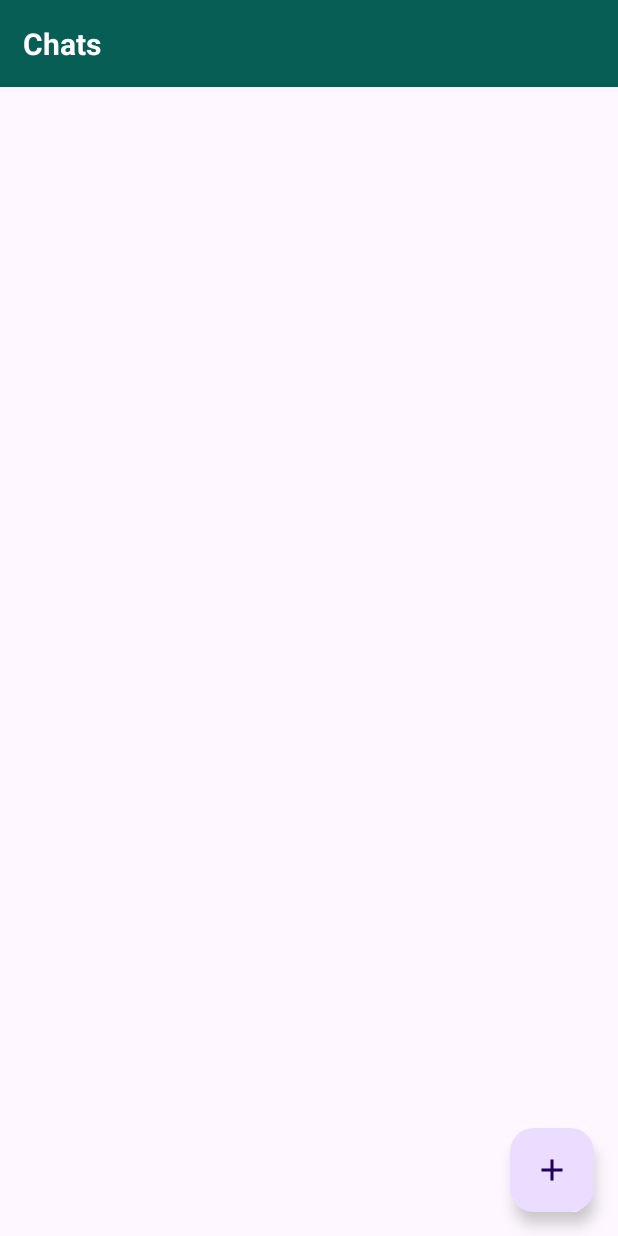
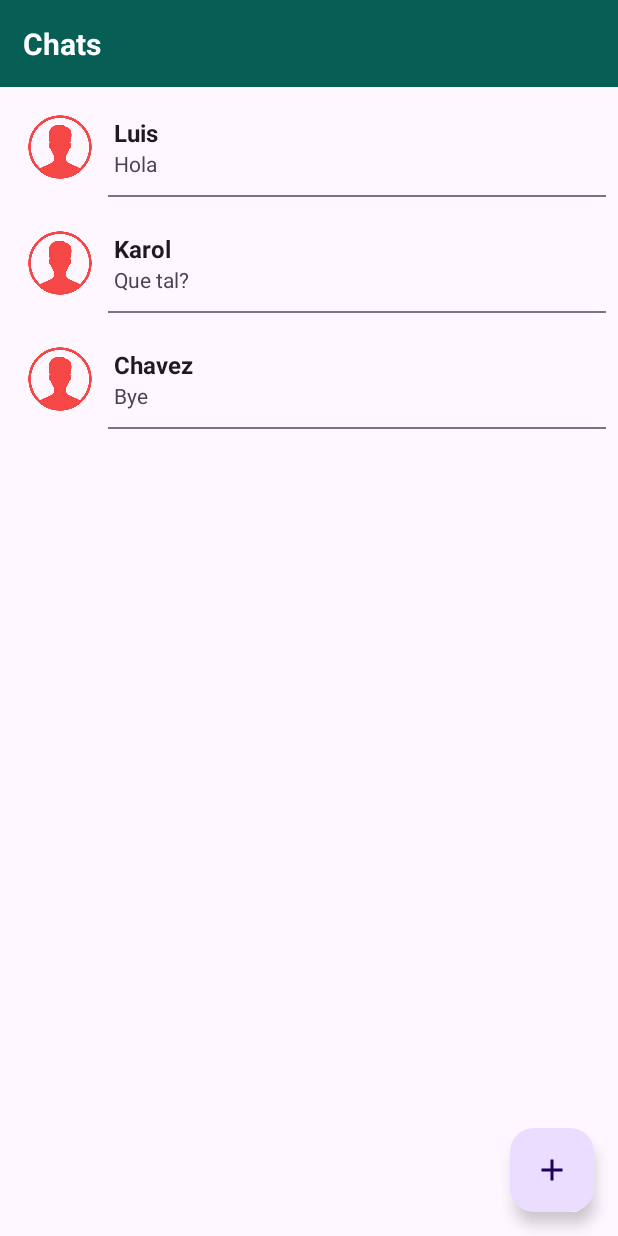
Before and after one commit to PowerMonk/Whatsapp_Clone, an Android app: the contact_list screen opened directly, with no data from a screen before it, on a phone screen of 412 x 824 dp. Run offline under Robolectric (Android 15) with nearby library versions, the phone set to English and light mode, and no system bars.

Commit message:
Agregado Chat y ChatAdapter; ContactList ahora muestra item_chat en RecyclerView

```diff
--- /dev/null
+++ b/app/src/main/java/com/lccm/practicaapp7/Chat.java
@@ -0,0 +1,41 @@
+package com.lccm.practicaapp7;
+
+import android.os.Bundle;
+
+import androidx.activity.EdgeToEdge;
+import androidx.appcompat.app.AppCompatActivity;
+import androidx.core.graphics.Insets;
+import androidx.core.view.ViewCompat;
+import androidx.core.view.WindowInsetsCompat;
+
+public class Chat extends AppCompatActivity {
+
+    private String nombre;
+    private String mensaje;
+
+
+    @Override
+    protected void onCreate(Bundle savedInstanceState) {
+        super.onCreate(savedInstanceState);
+        EdgeToEdge.enable(this);
+        setContentView(R.layout.chat);
+        ViewCompat.setOnApplyWindowInsetsListener(findViewById(R.id.ChatView), (v, insets) -> {
+            Insets systemBars = insets.getInsets(WindowInsetsCompat.Type.systemBars());
+            v.setPadding(systemBars.left, systemBars.top, systemBars.right, systemBars.bottom);
+            return insets;
+        });
+    }
+
+    public Chat(String nombre, String mensaje) {
+        this.nombre = nombre;
+        this.mensaje = mensaje;
+    }
+
+    public String getNombre() {
+        return nombre;
+    }
+
+    public String getMensaje() {
+        return mensaje;
+    }
+}
--- /dev/null
+++ b/app/src/main/java/com/lccm/practicaapp7/ChatAdapter.java
@@ -0,0 +1,54 @@
+package com.lccm.practicaapp7;
+
+import android.view.LayoutInflater;
+import android.view.View;
+import android.view.ViewGroup;
+import android.widget.ImageView;
+import android.widget.TextView;
+
+import androidx.annotation.NonNull;
+import androidx.recyclerview.widget.RecyclerView;
+
+import java.util.List;
+
+public class ChatAdapter extends RecyclerView.Adapter<ChatAdapter.ChatViewHolder> {
+
+    private List<Chat> chats;
+
+    public ChatAdapter(List<Chat> chats) {
+        this.chats = chats;
+    }
+
+    public static class ChatViewHolder extends RecyclerView.ViewHolder {
+        ImageView imagen;
+        TextView titulo, mensaje;
+
+        public ChatViewHolder(View itemView) {
+            super(itemView);
+            imagen = itemView.findViewById(R.id.chat_image);
+            titulo = itemView.findViewById(R.id.chat_title);
+            mensaje = itemView.findViewById(R.id.chat_message);
+        }
+    }
+
+    @NonNull
+    @Override
+    public ChatViewHolder onCreateViewHolder(@NonNull ViewGroup parent, int viewType) {
+        View view = LayoutInflater.from(parent.getContext())
+                .inflate(R.layout.item_chat, parent, false);
+        return new ChatViewHolder(view);
+    }
+
+    @Override
+    public void onBindViewHolder(@NonNull ChatViewHolder holder, int position) {
+        Chat chat = chats.get(position);
+        holder.titulo.setText(chat.getNombre());
+        holder.mensaje.setText(chat.getMensaje());
+        holder.imagen.setImageResource(R.drawable.ic_user_placeholder); // imagen fija
+    }
+
+    @Override
+    public int getItemCount() {
+        return chats.size();
+    }
+}
--- a/app/src/main/java/com/lccm/practicaapp7/contact_list.java
+++ b/app/src/main/java/com/lccm/practicaapp7/contact_list.java
@@ -7,18 +7,41 @@ import androidx.appcompat.app.AppCompatActivity;
 import androidx.core.graphics.Insets;
 import androidx.core.view.ViewCompat;
 import androidx.core.view.WindowInsetsCompat;
+import androidx.recyclerview.widget.LinearLayoutManager;
+import androidx.recyclerview.widget.RecyclerView;
+
+import java.util.ArrayList;
+import java.util.List;
 
 public class contact_list extends AppCompatActivity {
+
+    private RecyclerView recyclerView;
+    private ChatAdapter adapter;
+    private List<Chat> listaChats;
 
     @Override
     protected void onCreate(Bundle savedInstanceState) {
         super.onCreate(savedInstanceState);
         EdgeToEdge.enable(this);
         setContentView(R.layout.activity_contact_list);
+
+        // Ajustes de EdgeToEdge (ya lo tenías)
         ViewCompat.setOnApplyWindowInsetsListener(findViewById(R.id.contact_list), (v, insets) -> {
             Insets systemBars = insets.getInsets(WindowInsetsCompat.Type.systemBars());
             v.setPadding(systemBars.left, systemBars.top, systemBars.right, systemBars.bottom);
             return insets;
         });
+
+        //  RecyclerView
+        recyclerView = findViewById(R.id.recyclerViewChats);
+        recyclerView.setLayoutManager(new LinearLayoutManager(this));
+
+        listaChats = new ArrayList<>();
+        listaChats.add(new Chat("Luis", "Hola"));
+        listaChats.add(new Chat("Karol", "Que tal?"));
+        listaChats.add(new Chat("Chavez", "Bye"));
+
+        adapter = new ChatAdapter(listaChats);
+        recyclerView.setAdapter(adapter);
     }
 }
--- a/app/src/main/res/layout/chat.xml
+++ b/app/src/main/res/layout/chat.xml
@@ -1,6 +1,7 @@
 <?xml version="1.0" encoding="utf-8"?>
 <LinearLayout xmlns:android="http://schemas.android.com/apk/res/android"
     xmlns:app="http://schemas.android.com/apk/res-auto"
+    android:id="@+id/ChatView"
     xmlns:tools="http://schemas.android.com/tools"
     android:orientation="vertical"
     android:layout_width="match_parent"
```
